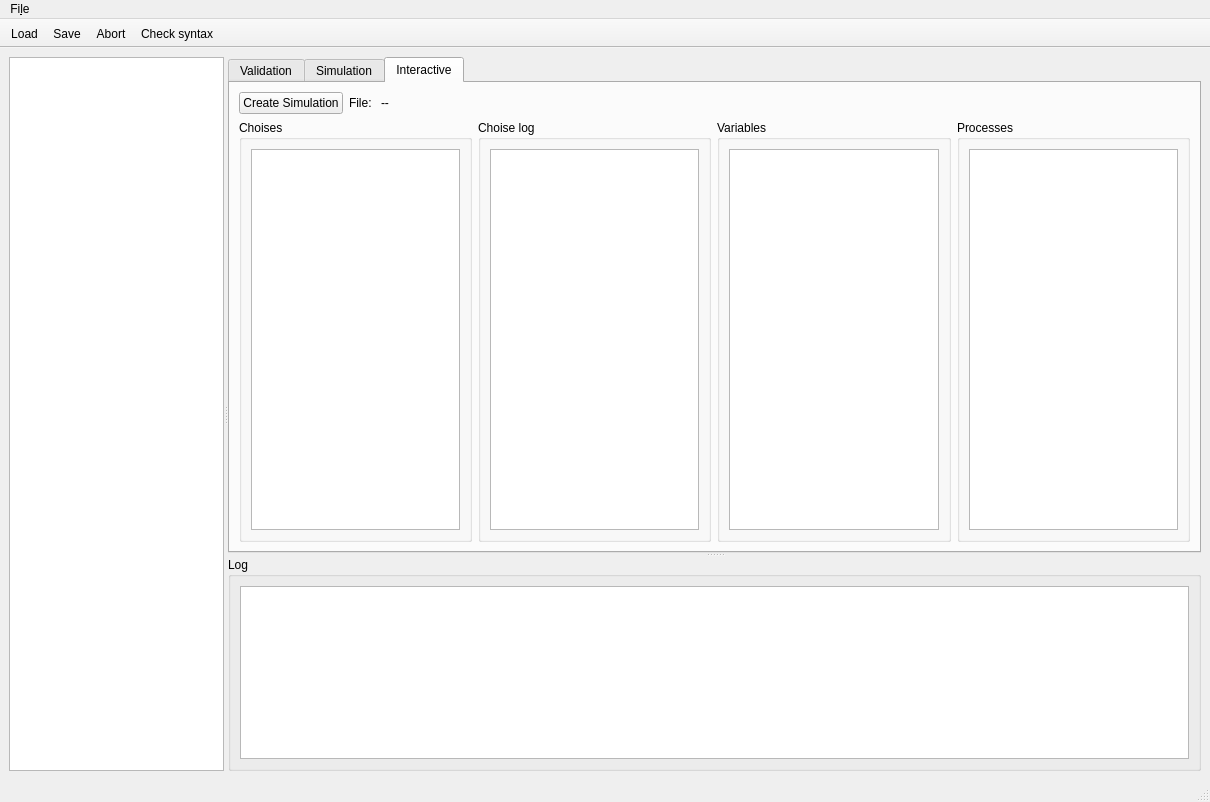
Before: the Qt Designer form mainwindow.ui in flamingoen/qspin, drawn with Qt 5.
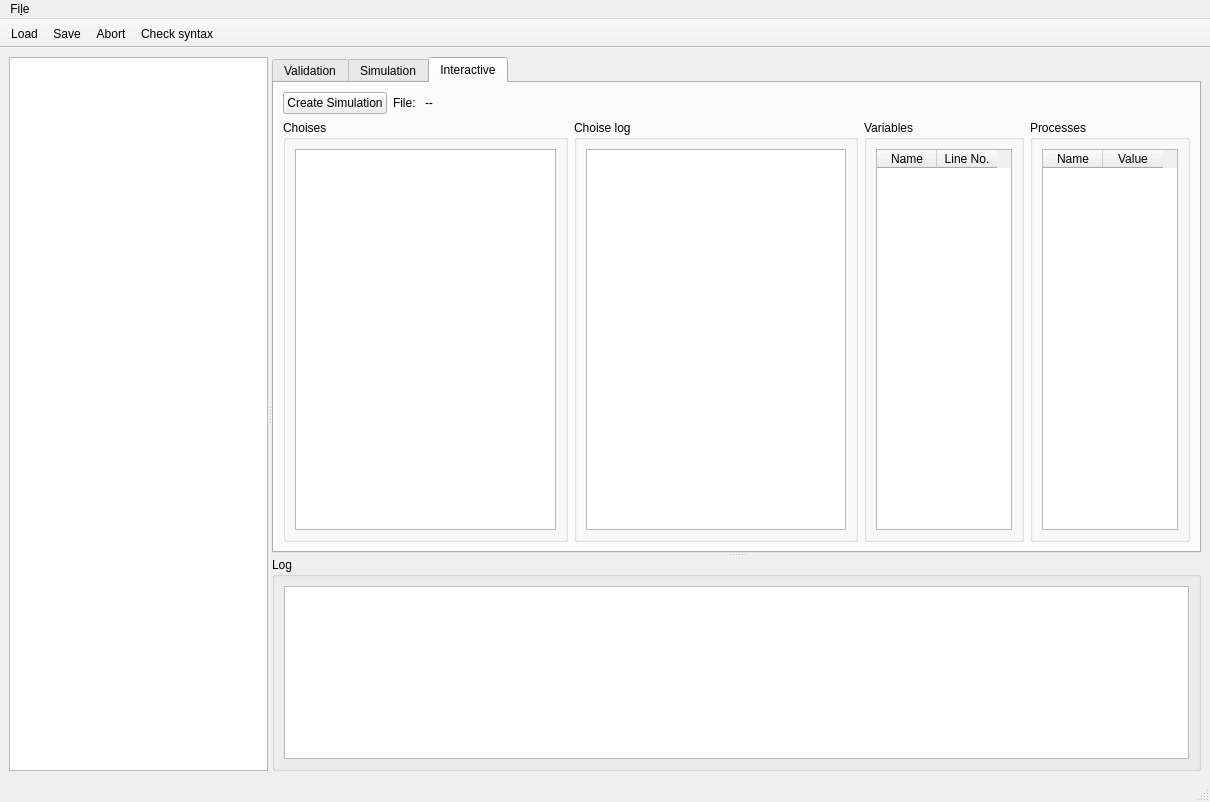
After: the same form once the commit is applied. The open tabs and pages were chosen to show the change. Icons and pictures are not drawn. Custom widgets are drawn as their Qt base class.

Commit message: added list of steps, startet interactive simulation

The edit to the form file:
```diff
--- a/mainwindow.ui
+++ b/mainwindow.ui
@@ -28,7 +28,7 @@
       </property>
       <widget class="CodeEditor" name="editor">
        <property name="sizePolicy">
-        <sizepolicy hsizetype="Expanding" vsizetype="Expanding">
+        <sizepolicy hsizetype="Preferred" vsizetype="Expanding">
          <horstretch>0</horstretch>
          <verstretch>0</verstretch>
         </sizepolicy>
@@ -61,6 +61,12 @@
        </property>
       </widget>
       <widget class="QSplitter" name="splitter">
+       <property name="sizePolicy">
+        <sizepolicy hsizetype="Expanding" vsizetype="Expanding">
+         <horstretch>0</horstretch>
+         <verstretch>0</verstretch>
+        </sizepolicy>
+       </property>
        <property name="orientation">
         <enum>Qt::Vertical</enum>
        </property>
@@ -1044,7 +1050,7 @@
               </property>
               <layout class="QGridLayout" name="gridLayout_7">
                <item row="0" column="0">
-                <widget class="QTextEdit" name="textEdit_2"/>
+                <widget class="QListWidget" name="listSteps_I"/>
                </item>
               </layout>
              </widget>
@@ -1056,7 +1062,36 @@
               </property>
               <layout class="QGridLayout" name="gridLayout_8">
                <item row="0" column="0">
-                <widget class="QTableWidget" name="tableWidget"/>
+                <widget class="QTableWidget" name="tableVariabels_I">
+                 <property name="sizePolicy">
+                  <sizepolicy hsizetype="Minimum" vsizetype="Expanding">
+                   <horstretch>0</horstretch>
+                   <verstretch>0</verstretch>
+                  </sizepolicy>
+                 </property>
+                 <property name="sizeAdjustPolicy">
+                  <enum>QAbstractScrollArea::AdjustToContents</enum>
+                 </property>
+                 <property name="columnCount">
+                  <number>2</number>
+                 </property>
+                 <attribute name="horizontalHeaderDefaultSectionSize">
+                  <number>60</number>
+                 </attribute>
+                 <attribute name="verticalHeaderVisible">
+                  <bool>false</bool>
+                 </attribute>
+                 <column>
+                  <property name="text">
+                   <string>Name</string>
+                  </property>
+                 </column>
+                 <column>
+                  <property name="text">
+                   <string>Line No.</string>
+                  </property>
+                 </column>
+                </widget>
                </item>
               </layout>
              </widget>
@@ -1068,7 +1103,36 @@
               </property>
               <layout class="QGridLayout" name="gridLayout_9">
                <item row="0" column="0">
-                <widget class="QTableWidget" name="tableWidget_2"/>
+                <widget class="QTableWidget" name="tableProceses_I">
+                 <property name="sizePolicy">
+                  <sizepolicy hsizetype="Minimum" vsizetype="Expanding">
+                   <horstretch>0</horstretch>
+                   <verstretch>0</verstretch>
+                  </sizepolicy>
+                 </property>
+                 <property name="sizeAdjustPolicy">
+                  <enum>QAbstractScrollArea::AdjustToContents</enum>
+                 </property>
+                 <property name="columnCount">
+                  <number>2</number>
+                 </property>
+                 <attribute name="horizontalHeaderDefaultSectionSize">
+                  <number>60</number>
+                 </attribute>
+                 <attribute name="verticalHeaderVisible">
+                  <bool>false</bool>
+                 </attribute>
+                 <column>
+                  <property name="text">
+                   <string>Name</string>
+                  </property>
+                 </column>
+                 <column>
+                  <property name="text">
+                   <string>Value</string>
+                  </property>
+                 </column>
+                </widget>
                </item>
               </layout>
              </widget>
```
Left out of the diff: 124 changed lines with no effect on the pictures. The commit also changes 7 other files.
